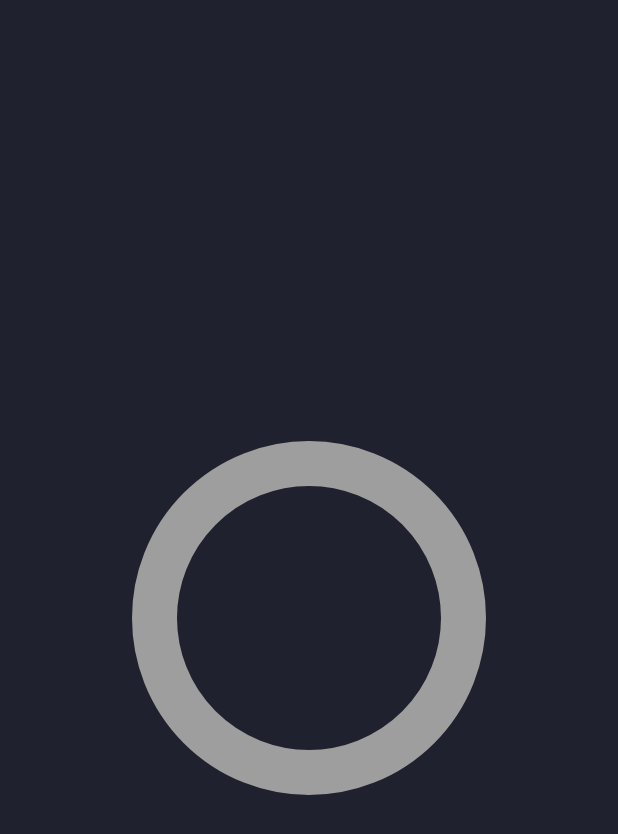
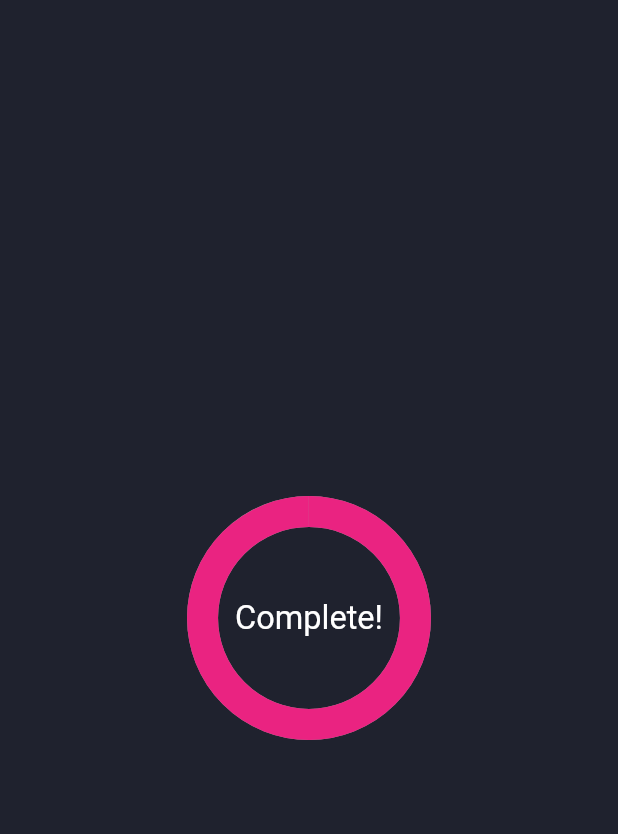
Before and after one commit to aelavell/DailyPractice, a Flutter app: the screen it shows after launch, on a phone screen of 412 x 824 dp. Shown: the top 834 px of the screen. Run offline on Flutter 3.47's test engine with Material 2 defaults, Android fonts, the phone set to English and light mode, and no system bars.

Commit message:
[animations] first iteration of "accomplished" animation

```diff
--- /dev/null
+++ b/lib/AccomplishedAnimation.dart
@@ -0,0 +1,93 @@
+import 'package:flutter/material.dart';
+import 'package:flutter/animation.dart';
+
+class AccomplishedAnimation extends StatefulWidget {
+  _AccomplishedAnimationState createState() => _AccomplishedAnimationState();
+}
+
+class _AccomplishedAnimationState extends State<AccomplishedAnimation>
+  with SingleTickerProviderStateMixin {
+  Animation<double> animation;
+  AnimationController controller;
+  AnimationController controller2;
+
+  @override
+  void initState() {
+    super.initState();
+
+    controller = AnimationController(duration: const Duration(milliseconds: 1200), vsync: this)
+      ..addStatusListener((status) {
+        // print(status);
+        if (status == AnimationStatus.completed) {
+          controller.reverse();
+        }
+        else if (status == AnimationStatus.dismissed) {
+          controller.forward();
+        }
+      })
+      ;
+    final Animation curve = CurvedAnimation(
+      parent: controller,
+      curve: Curves.easeInOutSine);
+    animation = Tween<double>(begin: 0.65, end: 1.05).animate(curve);
+    controller.forward();
+  }
+
+  @override
+  Widget build(BuildContext context) {
+    return Stack(
+      children: <Widget>[
+      ScaleTransition(
+        scale: animation,
+        alignment: Alignment.center,
+        child: CompletedCircle()
+      ),
+      Center(child: Text("Complete!", textScaleFactor: 1.55))
+    ],);
+
+
+    // return CompletedCircle();
+  }
+
+  @override
+  void dispose() {
+    controller.dispose();
+    super.dispose();
+  }
+}
+
+class CompletedCircle extends StatelessWidget {
+  Widget build(BuildContext context) {
+    return Center(child: SizedBox(
+      child: CircularProgressIndicator(
+        value: 1.0,
+        strokeWidth: 30,
+        backgroundColor: Colors.grey,
+        valueColor: new AlwaysStoppedAnimation<Color>(const Color(0xffbEB2181)),
+      ),
+      width:  MediaQueryData.fromWindow(WidgetsBinding.instance.window).size.width * 0.5,
+      height: MediaQueryData.fromWindow(WidgetsBinding.instance.window).size.width * 0.5
+      )
+    );
+  }
+}
+
+// class AnimatedCircle extends AnimatedWidget {
+//   AnimatedCircle({Key key, Animation<double> animation}) : super(key: key, listenable: animation);
+
+//   Widget build(BuildContext context) {
+//     final animation = listenable as Animation<double>;
+
+//     return Center(child: SizedBox(
+//       child: CircularProgressIndicator(
+//         value: 1.0,
+//         strokeWidth: 30,
+//         backgroundColor: Colors.grey,
+//         valueColor: new AlwaysStoppedAnimation<Color>(const Color(0xffbEB2181)),
+//       ),
+//       width:  MediaQueryData.fromWindow(WidgetsBinding.instance.window).size.width * 0.5,
+//       height: MediaQueryData.fromWindow(WidgetsBinding.instance.window).size.width * 0.5
+//       )
+//     );
+//   }
+// }
--- a/lib/DailyPracticeApp.dart
+++ b/lib/DailyPracticeApp.dart
@@ -1,6 +1,7 @@
 import 'package:flutter/material.dart';
 import 'package:flutter/cupertino.dart';
 import 'AccomplishmentControl.dart';
+import 'AccomplishedAnimation.dart';
 
 class DailyPracticeApp extends StatelessWidget {
  @override
@@ -13,7 +14,7 @@ class DailyPracticeApp extends StatelessWidget {
         textTheme: Typography.whiteCupertino
       ),
      home: Scaffold(
-       body: AccomplishmentControl()
+       body: AccomplishedAnimation()
      ),
    );
  }
--- a/lib/main.dart
+++ b/lib/main.dart
@@ -1,7 +1,9 @@
 import 'package:flutter/material.dart';
 import 'package:flutter/cupertino.dart';
 import 'DailyPracticeApp.dart';
-// import 'Experiments/StaggerAnimation.dart';
+import 'Experiments/animation2.dart';
+import 'Experiments/StaggerAnimation.dart';
 
+void main() => runApp(DailyPracticeApp());
 // void main() => runApp(MaterialApp(home: StaggerDemo()));
-void main() => runApp(DailyPracticeApp());
+// void main() => runApp(LogoApp());
```
Also changed, not shown: lib/AccomplishmentControl.dart (+9 -3 lines), lib/Experiments/Animation2.dart (added, +66 -0 lines).
